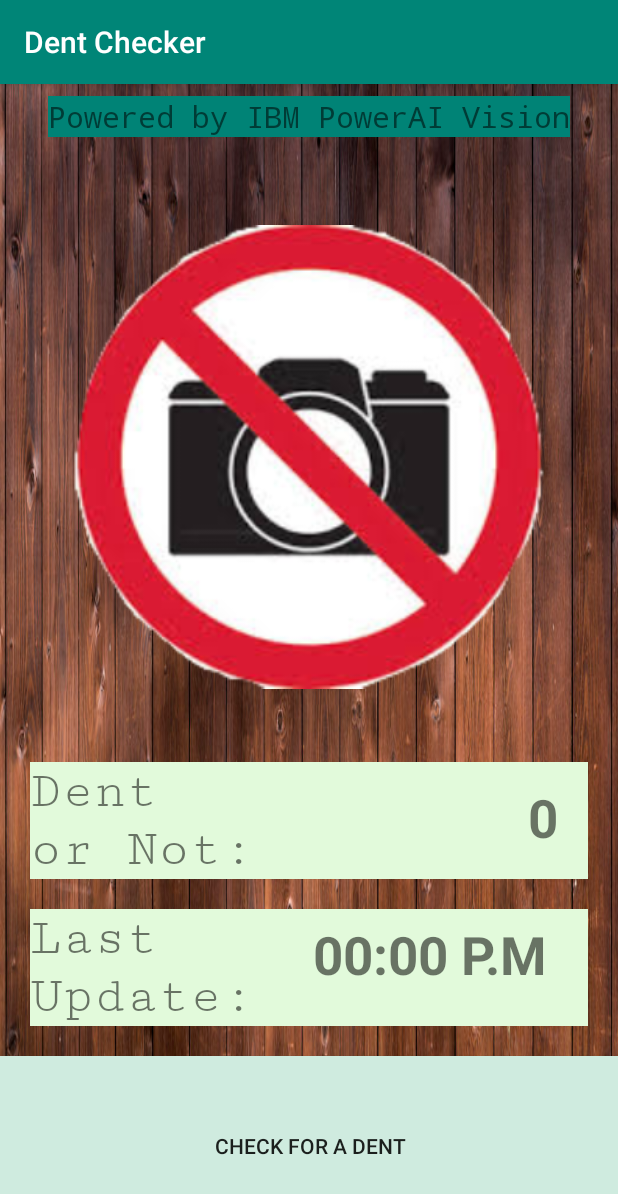
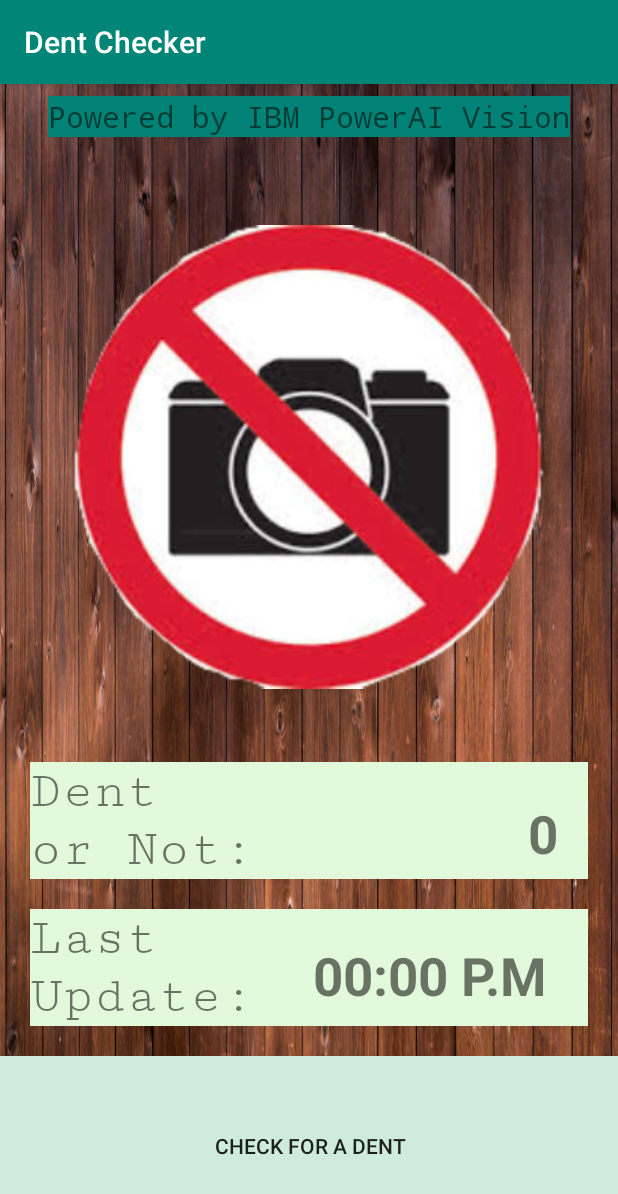
Before and after one commit to dhdenvo/Dent-Detection-App, an Android app: the screen it shows after launch (MainActivity), on a phone screen of 412 x 824 dp. Shown: the top 1194 px of the screen. Run offline under Robolectric (Android 15) with nearby library versions, the phone set to English and light mode, and no system bars; our stand-ins replace Volley; libraries missing offline, so code that uses them is left out: pub.devrel.easypermissions; 1 statement that could not run was skipped.

Commit message:
Partially fixed the moving response text after sending an image post request When the response time text is updated, it has been moving up by around 30 pixels (estimate). Since the probability is connected to the time response, the probability also moves up. This commit fixes an issue involving the text moving outside of the border defined for it, but it does not fix the movement that occurs. So it still moves, but not as drastically and it stays inside the border now.
Former-commit-id: c4e80d8f2dfeda21a87327c6159f4aa3a3b0cd7c

```diff
--- a/AndroidDentCalculator/app/src/main/res/layout/activity_main.xml
+++ b/AndroidDentCalculator/app/src/main/res/layout/activity_main.xml
@@ -71,12 +71,13 @@
         android:layout_height="wrap_content"
         android:layout_marginEnd="40dp"
         android:layout_marginRight="116dp"
-        android:layout_marginBottom="44dp"
+        android:layout_marginBottom="24dp"
         android:text="0"
         android:textSize="35sp"
         android:textStyle="bold"
         app:layout_constraintBottom_toTopOf="@+id/wait"
-        app:layout_constraintEnd_toEndOf="parent" />
+        app:layout_constraintEnd_toEndOf="parent"
+        app:layout_constraintTop_toTopOf="@+id/textView" />
 
     <TextView
         android:id="@+id/wait"
@@ -84,12 +85,13 @@
         android:layout_height="wrap_content"
         android:layout_marginEnd="48dp"
         android:layout_marginRight="48dp"
-        android:layout_marginBottom="44dp"
+        android:layout_marginBottom="10dp"
         android:text="00:00 P.M"
         android:textSize="35sp"
         android:textStyle="bold"
         app:layout_constraintBottom_toTopOf="@+id/camera"
-        app:layout_constraintEnd_toEndOf="parent" />
+        app:layout_constraintEnd_toEndOf="parent"
+        app:layout_constraintTop_toTopOf="@+id/textView2" />
 
     <ImageView
         android:id="@+id/graph"
```
